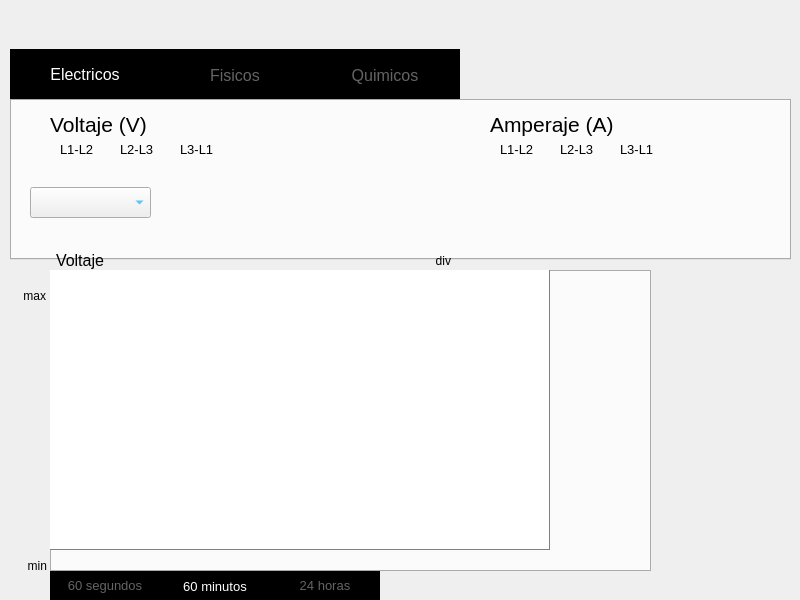
Before: the Qt Designer form asa_application/graphwindow.ui in razulued/qt_application, drawn with Qt 5.
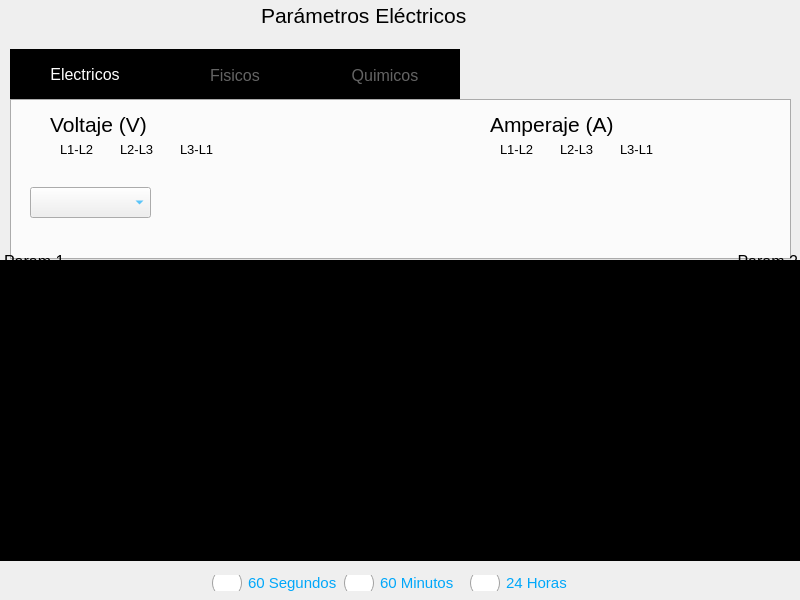
After: the same form once the commit is applied. The open tabs and pages were chosen to show the change. Icons and pictures are not drawn. Custom widgets are drawn as their Qt base class.

What changed in the file:
```diff
--- a/asa_application/graphwindow.ui
+++ b/asa_application/graphwindow.ui
@@ -125,7 +125,7 @@
   <widget class="QLabel" name="barra_grafica">
    <property name="geometry">
     <rect>
-     <x>50</x>
+     <x>0</x>
      <y>249</y>
      <width>461</width>
      <height>31</height>
@@ -183,7 +183,7 @@
     <enum>QTabWidget::North</enum>
    </property>
    <property name="currentIndex">
-    <number>1</number>
+    <number>0</number>
    </property>
    <property name="iconSize">
     <size>
@@ -1623,191 +1623,6 @@
     <zorder>label_33</zorder>
    </widget>
   </widget>
-  <widget class="QLabel" name="label_graph">
-   <property name="geometry">
-    <rect>
-     <x>56</x>
-     <y>250</y>
-     <width>171</width>
-     <height>21</height>
-    </rect>
-   </property>
-   <property name="font">
-    <font>
-     <pointsize>12</pointsize>
-    </font>
-   </property>
-   <property name="styleSheet">
-    <string notr="true">#label_graph
-{
-background-color: transparent;
-background-position: center;
-border: none; 
-background-repeat: none;
-}</string>
-   </property>
-   <property name="text">
-    <string>Voltaje</string>
-   </property>
-  </widget>
-  <widget class="QLabel" name="min_value">
-   <property name="geometry">
-    <rect>
-     <x>6</x>
-     <y>550</y>
-     <width>41</width>
-     <height>31</height>
-    </rect>
-   </property>
-   <property name="text">
-    <string>min</string>
-   </property>
-   <property name="alignment">
-    <set>Qt::AlignRight|Qt::AlignTrailing|Qt::AlignVCenter</set>
-   </property>
-  </widget>
-  <widget class="QLabel" name="max_value">
-   <property name="geometry">
-    <rect>
-     <x>5</x>
-     <y>280</y>
-     <width>41</width>
-     <height>31</height>
-    </rect>
-   </property>
-   <property name="text">
-    <string>max</string>
-   </property>
-   <property name="alignment">
-    <set>Qt::AlignRight|Qt::AlignTrailing|Qt::AlignVCenter</set>
-   </property>
-  </widget>
-  <widget class="QLabel" name="div_text">
-   <property name="geometry">
-    <rect>
-     <x>300</x>
-     <y>250</y>
-     <width>151</width>
-     <height>21</height>
-    </rect>
-   </property>
-   <property name="text">
-    <string>div</string>
-   </property>
-   <property name="alignment">
-    <set>Qt::AlignRight|Qt::AlignTrailing|Qt::AlignVCenter</set>
-   </property>
-   <property name="wordWrap">
-    <bool>true</bool>
-   </property>
-  </widget>
-  <widget class="QTabWidget" name="tabWidget_2">
-   <property name="geometry">
-    <rect>
-     <x>50</x>
-     <y>270</y>
-     <width>601</width>
-     <height>331</height>
-    </rect>
-   </property>
-   <property name="focusPolicy">
-    <enum>Qt::NoFocus</enum>
-   </property>
-   <property name="styleSheet">
-    <string notr="true">QTabWidget{
-border:none;
-}
-
-QTabWidget::tab-bar{
-alignment: right;
-}
-
-QTabBar::tab { min-width:110px; }
-
-QTabBar::tab:!selected{
-background-color: #000000;
-color: rgb(100, 100, 100);
-font-size:10pt;
-height: 30px;
-}
-QTabBar::tab:selected{
-background-color: #000000;
-color:#ffffff;
-/*color: rgb(161, 161, 161)*/
-font-size:10pt;
-height:30px;
-}</string>
-   </property>
-   <property name="tabPosition">
-    <enum>QTabWidget::South</enum>
-   </property>
-   <property name="currentIndex">
-    <number>0</number>
-   </property>
-   <widget class="QWidget" name="tab_4">
-    <attribute name="title">
-     <string>60 segundos</string>
-    </attribute>
-    <widget class="QChartView" name="splineGraph_1">
-     <property name="geometry">
-      <rect>
-       <x>0</x>
-       <y>0</y>
-       <width>601</width>
-       <height>301</height>
-      </rect>
-     </property>
-    </widget>
-   </widget>
-   <widget class="QWidget" name="tab_5">
-    <attribute name="title">
-     <string>60 minutos</string>
-    </attribute>
-    <widget class="QGraphicsView" name="graphicsView_2">
-     <property name="geometry">
-      <rect>
-       <x>0</x>
-       <y>0</y>
-       <width>500</width>
-       <height>280</height>
-      </rect>
-     </property>
-     <property name="styleSheet">
-      <string notr="true">#graphicsView_2
-{
-border-top: none;
-border-left : none;
-border-right : 1px solid gray;;
-border-bottom : 1px solid gray;
-}</string>
-     </property>
-    </widget>
-   </widget>
-   <widget class="QWidget" name="tab_6">
-    <attribute name="title">
-     <string>24 horas</string>
-    </attribute>
-    <widget class="QGraphicsView" name="graphicsView_3">
-     <property name="geometry">
-      <rect>
-       <x>0</x>
-       <y>0</y>
-       <width>500</width>
-       <height>280</height>
-      </rect>
-     </property>
-     <property name="styleSheet">
-      <string notr="true">#graphicsView_3
-{
-border-top: none;
-border-left : none;
-border-right : 1px solid gray;;
-border-bottom : 1px solid gray;
-}</string>
-     </property>
-    </widget>
-   </widget>
-  </widget>
   <widget class="QPushButton" name="top_menu_6">
    <property name="geometry">
     <rect>
@@ -1836,18 +1651,230 @@
     <bool>true</bool>
    </property>
   </widget>
+  <widget class="QChartView" name="splineGraph_1">
+   <property name="geometry">
+    <rect>
+     <x>0</x>
+     <y>260</y>
+     <width>400</width>
+     <height>301</height>
+    </rect>
+   </property>
+   <property name="styleSheet">
+    <string notr="true">#splineGraph_1
+{
+background-color: black;
+}</string>
+   </property>
+  </widget>
+  <widget class="QLabel" name="barra_grafica_2">
+   <property name="geometry">
+    <rect>
+     <x>339</x>
+     <y>249</y>
+     <width>461</width>
+     <height>31</height>
+    </rect>
+   </property>
+   <property name="styleSheet">
+    <string notr="true">#barra_grafica_2 { 
+background-color: transparent;
+background-image: url(:/barras/screen800x600/barras/barra_grafica_inverted.png);
+border: none; 
+background-repeat: none;
+ } </string>
+   </property>
+   <property name="text">
+    <string/>
+   </property>
+  </widget>
+  <widget class="QChartView" name="splineGraph_2">
+   <property name="geometry">
+    <rect>
+     <x>400</x>
+     <y>260</y>
+     <width>400</width>
+     <height>301</height>
+    </rect>
+   </property>
+   <property name="styleSheet">
+    <string notr="true">#splineGraph_2
+{
+background-color: black;
+}</string>
+   </property>
+  </widget>
+  <widget class="QPushButton" name="label_graph">
+   <property name="geometry">
+    <rect>
+     <x>4</x>
+     <y>250</y>
+     <width>191</width>
+     <height>23</height>
+    </rect>
+   </property>
+   <property name="font">
+    <font>
+     <pointsize>12</pointsize>
+    </font>
+   </property>
+   <property name="focusPolicy">
+    <enum>Qt::NoFocus</enum>
+   </property>
+   <property name="styleSheet">
+    <string notr="true">#label_graph
+{
+background-color: transparent;
+background-position: center;
+border: none; 
+background-repeat: none;
+Text-align:left;
+}</string>
+   </property>
+   <property name="text">
+    <string>Param 1</string>
+   </property>
+  </widget>
+  <widget class="QPushButton" name="label_graph_2">
+   <property name="geometry">
+    <rect>
+     <x>607</x>
+     <y>250</y>
+     <width>191</width>
+     <height>23</height>
+    </rect>
+   </property>
+   <property name="font">
+    <font>
+     <pointsize>12</pointsize>
+    </font>
+   </property>
+   <property name="focusPolicy">
+    <enum>Qt::NoFocus</enum>
+   </property>
+   <property name="styleSheet">
+    <string notr="true">#label_graph_2
+{
+background-color: transparent;
+background-position: center;
+border: none; 
+background-repeat: none;
+Text-align:right;
+}</string>
+   </property>
+   <property name="text">
+    <string>Param 2</string>
+   </property>
+  </widget>
+  <widget class="QGroupBox" name="groupBox">
+   <property name="geometry">
+    <rect>
+     <x>200</x>
+     <y>560</y>
+     <width>401</width>
+     <height>43</height>
+    </rect>
+   </property>
+   <property name="styleSheet">
+    <string notr="true">#groupBox
+{
+border:none;
+background-color:transparent;
+}
+QRadioButton
+{
+color: rgb(0, 167, 250);
+}
+QRadioButton::indicator
+{
+width: 30px;
+height: 30px;
+}
+</string>
+   </property>
+   <property name="title">
+    <string/>
+   </property>
+   <layout class="QHBoxLayout" name="horizontalLayout">
+    <item>
+     <widget class="QRadioButton" name="radioButton">
+      <property name="font">
+       <font>
+        <pointsize>11</pointsize>
+       </font>
+      </property>
+      <property name="focusPolicy">
+       <enum>Qt::NoFocus</enum>
+      </property>
+      <property name="text">
+       <string>60 Segundos</string>
+      </property>
+     </widget>
+    </item>
+    <item>
+     <widget class="QRadioButton" name="radioButton_2">
+      <property name="font">
+       <font>
+        <pointsize>11</pointsize>
+       </font>
+      </property>
+      <property name="focusPolicy">
+       <enum>Qt::NoFocus</enum>
+      </property>
+      <property name="text">
+       <string>60 Minutos</string>
+      </property>
+     </widget>
+    </item>
+    <item>
+     <widget class="QRadioButton" name="radioButton_3">
+      <property name="font">
+       <font>
+        <pointsize>11</pointsize>
+       </font>
+      </property>
+      <property name="focusPolicy">
+       <enum>Qt::NoFocus</enum>
+      </property>
+      <property name="text">
+       <string>24 Horas</string>
+      </property>
+     </widget>
+    </item>
+   </layout>
+  </widget>
+  <widget class="QLabel" name="label_title">
+   <property name="geometry">
+    <rect>
+     <x>261</x>
+     <y>0</y>
+     <width>321</width>
+     <height>31</height>
+    </rect>
+   </property>
+   <property name="font">
+    <font>
+     <pointsize>16</pointsize>
+    </font>
+   </property>
+   <property name="text">
+    <string>Parámetros Eléctricos</string>
+   </property>
+  </widget>
+  <zorder>splineGraph_2</zorder>
+  <zorder>splineGraph_1</zorder>
   <zorder>tabWidget</zorder>
   <zorder>barra_grafica</zorder>
   <zorder>top_bar</zorder>
   <zorder>top_menu_3</zorder>
   <zorder>top_menu_1</zorder>
   <zorder>top_menu_2</zorder>
-  <zorder>label_graph</zorder>
-  <zorder>min_value</zorder>
-  <zorder>max_value</zorder>
-  <zorder>div_text</zorder>
-  <zorder>tabWidget_2</zorder>
   <zorder>top_menu_6</zorder>
+  <zorder>barra_grafica_2</zorder>
+  <zorder>label_graph</zorder>
+  <zorder>label_graph_2</zorder>
+  <zorder>groupBox</zorder>
+  <zorder>label_title</zorder>
  </widget>
  <customwidgets>
   <customwidget>
```
